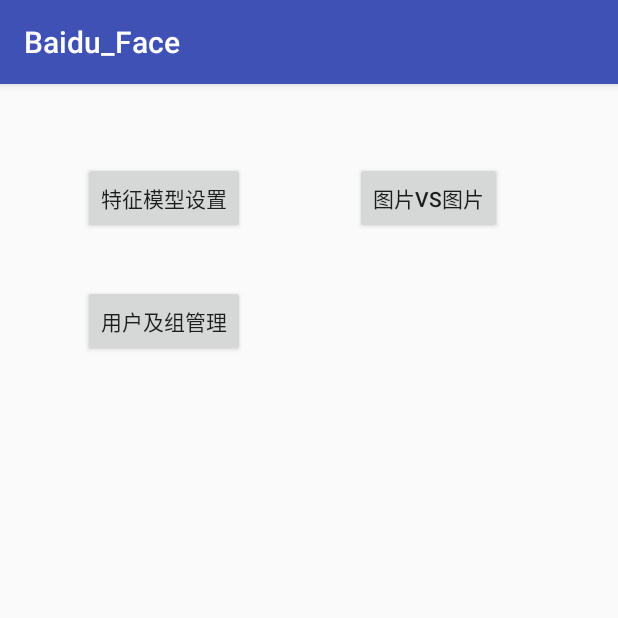
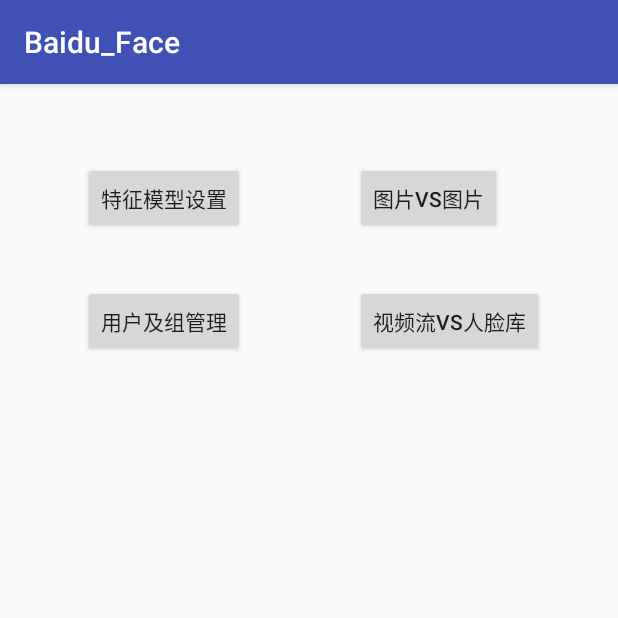
Before and after one commit to Kylinshui/Baidu_Face, an Android app: the screen it shows after launch (MainActivity), after a tap on "返 回", on a phone screen of 412 x 824 dp, the top half of it. Run offline under Robolectric (Android 15) with nearby library versions, the phone set to English and light mode, and no system bars.

Commit message:
视频流VS人脸库

```diff
--- a/app/src/main/res/layout/activity_main.xml
+++ b/app/src/main/res/layout/activity_main.xml
@@ -12,29 +12,46 @@
         android:layout_width="wrap_content"
         android:layout_height="wrap_content"
         android:layout_marginEnd="18dp"
-        android:layout_marginTop="52dp"
+        android:layout_marginRight="18dp"
         android:text="特征模型设置"
+        app:layout_constraintBottom_toBottomOf="@+id/image_match_image_btn"
         app:layout_constraintEnd_toStartOf="@+id/image_match_image_btn"
         app:layout_constraintStart_toStartOf="parent"
-        app:layout_constraintTop_toTopOf="parent" />
+        app:layout_constraintTop_toTopOf="@+id/image_match_image_btn" />
 
     <Button
         android:id="@+id/image_match_image_btn"
         android:layout_width="wrap_content"
         android:layout_height="wrap_content"
         android:layout_marginEnd="22dp"
+        android:layout_marginRight="22dp"
+        android:layout_marginTop="52dp"
         android:text="图片VS图片"
         app:layout_constraintEnd_toEndOf="parent"
         app:layout_constraintStart_toEndOf="@+id/feature_setting_btn"
-        app:layout_constraintTop_toTopOf="@+id/feature_setting_btn" />
+        app:layout_constraintTop_toTopOf="parent" />
 
     <Button
         android:id="@+id/user_groud_manager_btn"
         android:layout_width="wrap_content"
         android:layout_height="wrap_content"
+        android:layout_marginEnd="24dp"
+        android:layout_marginLeft="6dp"
+        android:layout_marginRight="24dp"
+        android:layout_marginStart="6dp"
         android:layout_marginTop="34dp"
         android:text="用户及组管理"
-        app:layout_constraintEnd_toEndOf="@+id/feature_setting_btn"
-        app:layout_constraintStart_toStartOf="@+id/feature_setting_btn"
+        app:layout_constraintEnd_toStartOf="@+id/video_identify_faces_btn"
+        app:layout_constraintStart_toStartOf="parent"
         app:layout_constraintTop_toBottomOf="@+id/feature_setting_btn" />
+
+    <Button
+        android:id="@+id/video_identify_faces_btn"
+        android:layout_width="wrap_content"
+        android:layout_height="wrap_content"
+        android:layout_marginTop="34dp"
+        android:text="视频流VS人脸库"
+        app:layout_constraintEnd_toEndOf="parent"
+        app:layout_constraintStart_toEndOf="@+id/user_groud_manager_btn"
+        app:layout_constraintTop_toBottomOf="@+id/image_match_image_btn" />
 </android.support.constraint.ConstraintLayout>
--- a/app/src/main/res/values/strings.xml
+++ b/app/src/main/res/values/strings.xml
@@ -1,4 +1,5 @@
 <resources>
     <string name="app_name">Baidu_Face</string>
     <string name="title_activity_feature_setting">FeatureSettingActivity</string>
+    <string name="title_activity_rgb_video_identity">RgbVideoIdentityActivity</string>
 </resources>
```
Also changed, not shown: app/src/main/AndroidManifest.xml (+8 -4 lines), app/src/main/java/com/bshui/baidu_face/MainActivity.java (+49 -0 lines), app/src/main/java/com/bshui/baidu_face/RgbVideoIdentityActivity.java (added, +16 -0 lines), app/src/main/res/layout/activity_rgb_video_identity.xml (added, +33 -0 lines), app/src/main/res/layout/content_rgb_video_identity.xml (added, +111 -0 lines).
